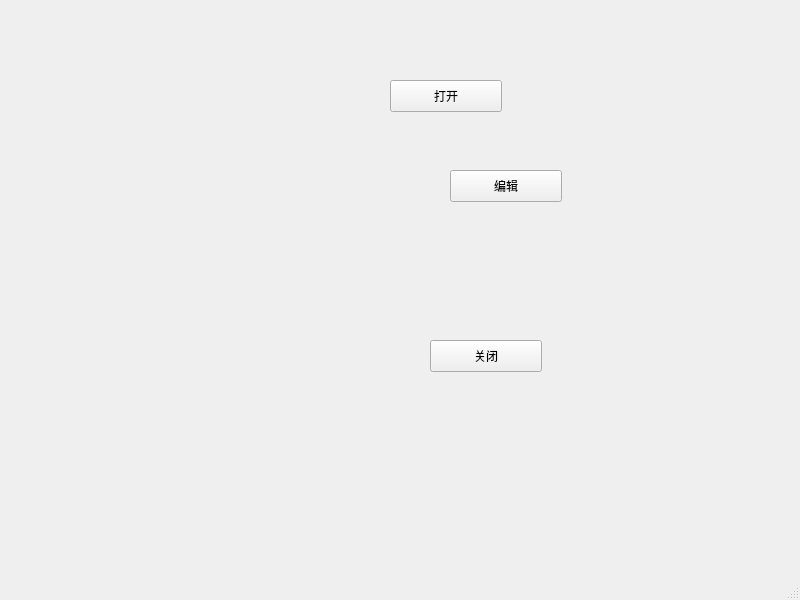
The window that pyqtwindow/mynew.ui (kingsone995/python) describes before a commit, drawn with Qt 5.
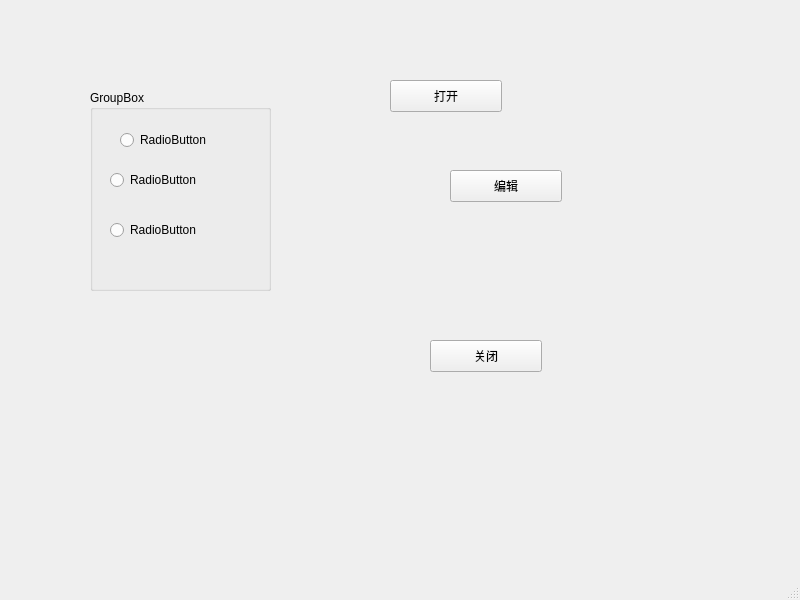
The same window after the commit.

Diff of the .ui file:
```diff
--- a/pyqtwindow/mynew.ui
+++ b/pyqtwindow/mynew.ui
@@ -53,6 +53,58 @@
      <string>打开</string>
     </property>
    </widget>
+   <widget class="QRadioButton" name="radioButton">
+    <property name="geometry">
+     <rect>
+      <x>120</x>
+      <y>130</y>
+      <width>100</width>
+      <height>20</height>
+     </rect>
+    </property>
+    <property name="text">
+     <string>RadioButton</string>
+    </property>
+   </widget>
+   <widget class="QRadioButton" name="radioButton_2">
+    <property name="geometry">
+     <rect>
+      <x>110</x>
+      <y>170</y>
+      <width>100</width>
+      <height>20</height>
+     </rect>
+    </property>
+    <property name="text">
+     <string>RadioButton</string>
+    </property>
+   </widget>
+   <widget class="QRadioButton" name="radioButton_3">
+    <property name="geometry">
+     <rect>
+      <x>110</x>
+      <y>220</y>
+      <width>100</width>
+      <height>20</height>
+     </rect>
+    </property>
+    <property name="text">
+     <string>RadioButton</string>
+    </property>
+   </widget>
+   <widget class="QGroupBox" name="groupBox">
+    <property name="geometry">
+     <rect>
+      <x>90</x>
+      <y>90</y>
+      <width>181</width>
+      <height>201</height>
+     </rect>
+    </property>
+    <property name="title">
+     <string>GroupBox</string>
+    </property>
+   </widget>
   </widget>
   <widget class="QMenuBar" name="menubar">
    <property name="geometry">
```
